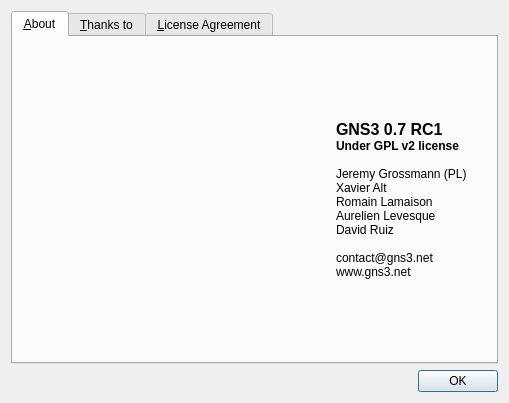
Old version of the form src/GNS3/Ui/Form_About.ui in the repository GNS3/gns3-legacy.
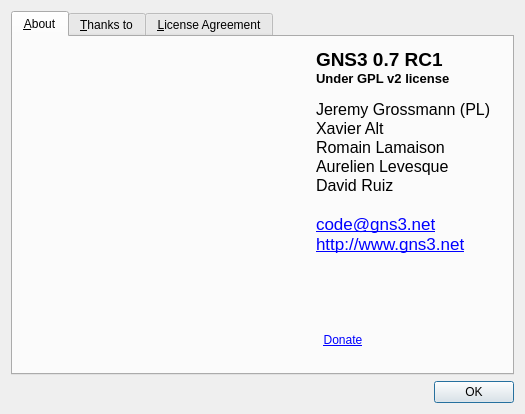
New version of the form. Icons and pictures are not drawn.

```diff
--- a/src/GNS3/Ui/Form_About.ui
+++ b/src/GNS3/Ui/Form_About.ui
@@ -6,8 +6,8 @@
    <rect>
     <x>0</x>
     <y>0</y>
-    <width>509</width>
-    <height>403</height>
+    <width>525</width>
+    <height>414</height>
    </rect>
   </property>
   <property name="windowTitle">
@@ -27,42 +27,47 @@
       <attribute name="title">
        <string>&amp;About</string>
       </attribute>
-      <layout class="QGridLayout">
+      <layout class="QGridLayout" name="gridLayout">
        <item row="0" column="0" colspan="2">
-        <spacer>
+        <spacer name="horizontalSpacer_3">
          <property name="orientation">
-          <enum>Qt::Vertical</enum>
+          <enum>Qt::Horizontal</enum>
          </property>
          <property name="sizeHint" stdset="0">
           <size>
-           <width>261</width>
-           <height>31</height>
+           <width>258</width>
+           <height>20</height>
           </size>
          </property>
         </spacer>
        </item>
-       <item row="0" column="2" rowspan="3">
-        <widget class="QLabel" name="label_2">
-         <property name="text">
-          <string>&lt;!DOCTYPE HTML PUBLIC &quot;-//W3C//DTD HTML 4.0//EN&quot; &quot;http://www.w3.org/TR/REC-html40/strict.dtd&quot;&gt;
-&lt;html&gt;&lt;head&gt;&lt;meta name=&quot;qrichtext&quot; content=&quot;1&quot; /&gt;&lt;style type=&quot;text/css&quot;&gt;
-p, li { white-space: pre-wrap; }
-&lt;/style&gt;&lt;/head&gt;&lt;body style=&quot; font-family:'Lucida Grande'; font-size:13pt; font-weight:400; font-style:normal;&quot;&gt;
-&lt;p style=&quot; margin-top:0px; margin-bottom:0px; margin-left:0px; margin-right:0px; -qt-block-indent:0; text-indent:0px;&quot;&gt;&lt;span style=&quot; font-family:'Sans Serif'; font-size:12pt; font-weight:600;&quot;&gt;GNS3 0.7 RC1&lt;/span&gt;&lt;/p&gt;
-&lt;p style=&quot; margin-top:0px; margin-bottom:0px; margin-left:0px; margin-right:0px; -qt-block-indent:0; text-indent:0px;&quot;&gt;&lt;span style=&quot; font-family:'Sans Serif'; font-size:9pt; font-weight:600;&quot;&gt;Under GPL v2 license&lt;/span&gt;&lt;/p&gt;
-&lt;p style=&quot;-qt-paragraph-type:empty; margin-top:0px; margin-bottom:0px; margin-left:0px; margin-right:0px; -qt-block-indent:0; text-indent:0px; font-family:'Sans Serif'; font-size:9pt; font-weight:600;&quot;&gt;&lt;/p&gt;
-&lt;p style=&quot; margin-top:0px; margin-bottom:0px; margin-left:0px; margin-right:0px; -qt-block-indent:0; text-indent:0px;&quot;&gt;&lt;span style=&quot; font-family:'Sans Serif'; font-size:9pt;&quot;&gt;Jeremy Grossmann (PL)&lt;/span&gt;&lt;/p&gt;
-&lt;p style=&quot; margin-top:0px; margin-bottom:0px; margin-left:0px; margin-right:0px; -qt-block-indent:0; text-indent:0px;&quot;&gt;&lt;span style=&quot; font-family:'Sans Serif'; font-size:9pt;&quot;&gt;Xavier Alt&lt;/span&gt;&lt;/p&gt;
-&lt;p style=&quot; margin-top:0px; margin-bottom:0px; margin-left:0px; margin-right:0px; -qt-block-indent:0; text-indent:0px;&quot;&gt;&lt;span style=&quot; font-family:'Sans Serif'; font-size:9pt;&quot;&gt;Romain Lamaison&lt;/span&gt;&lt;/p&gt;
-&lt;p style=&quot; margin-top:0px; margin-bottom:0px; margin-left:0px; margin-right:0px; -qt-block-indent:0; text-indent:0px;&quot;&gt;&lt;span style=&quot; font-family:'Sans Serif'; font-size:9pt;&quot;&gt;Aurelien Levesque&lt;/span&gt;&lt;/p&gt;
-&lt;p style=&quot; margin-top:0px; margin-bottom:0px; margin-left:0px; margin-right:0px; -qt-block-indent:0; text-indent:0px;&quot;&gt;&lt;span style=&quot; font-family:'Sans Serif'; font-size:9pt;&quot;&gt;David Ruiz&lt;/span&gt;&lt;/p&gt;
-&lt;p style=&quot;-qt-paragraph-type:empty; margin-top:0px; margin-bottom:0px; margin-left:0px; margin-right:0px; -qt-block-indent:0; text-indent:0px; font-family:'Sans Serif'; font-size:9pt;&quot;&gt;&lt;/p&gt;
-&lt;p style=&quot; margin-top:0px; margin-bottom:0px; margin-left:0px; margin-right:0px; -qt-block-indent:0; text-indent:0px;&quot;&gt;&lt;span style=&quot; font-family:'Sans Serif'; font-size:9pt;&quot;&gt;contact@gns3.net&lt;/span&gt;&lt;/p&gt;
-&lt;p style=&quot; margin-top:0px; margin-bottom:0px; margin-left:0px; margin-right:0px; -qt-block-indent:0; text-indent:0px;&quot;&gt;&lt;span style=&quot; font-family:'Sans Serif'; font-size:9pt;&quot;&gt;www.gns3.net&lt;/span&gt;&lt;/p&gt;&lt;/body&gt;&lt;/html&gt;</string>
+       <item row="5" column="0" colspan="3">
+        <spacer name="horizontalSpacer">
+         <property name="orientation">
+          <enum>Qt::Horizontal</enum>
          </property>
-        </widget>
+         <property name="sizeHint" stdset="0">
+          <size>
+           <width>299</width>
+           <height>20</height>
+          </size>
+         </property>
+        </spacer>
        </item>
-       <item row="1" column="0">
+       <item row="5" column="4" colspan="3">
+        <spacer name="horizontalSpacer_2">
+         <property name="orientation">
+          <enum>Qt::Horizontal</enum>
+         </property>
+         <property name="sizeHint" stdset="0">
+          <size>
+           <width>44</width>
+           <height>20</height>
+          </size>
+         </property>
+        </spacer>
+       </item>
+       <item row="2" column="1">
         <widget class="QLabel" name="label">
          <property name="text">
           <string/>
@@ -72,34 +77,59 @@
          </property>
         </widget>
        </item>
-       <item row="1" column="1" rowspan="2">
-        <spacer>
+       <item row="0" column="3" rowspan="4" colspan="3">
+        <widget class="QLabel" name="label_2">
+         <property name="text">
+          <string>&lt;!DOCTYPE HTML PUBLIC &quot;-//W3C//DTD HTML 4.0//EN&quot; &quot;http://www.w3.org/TR/REC-html40/strict.dtd&quot;&gt;
+&lt;html&gt;&lt;head&gt;&lt;meta name=&quot;qrichtext&quot; content=&quot;1&quot; /&gt;&lt;style type=&quot;text/css&quot;&gt;
+p, li { white-space: pre-wrap; }
+&lt;/style&gt;&lt;/head&gt;&lt;body style=&quot; font-family:'Lucida Grande'; font-size:13pt; font-weight:400; font-style:normal;&quot;&gt;
+&lt;p style=&quot; margin-top:0px; margin-bottom:0px; margin-left:0px; margin-right:0px; -qt-block-indent:0; text-indent:0px;&quot;&gt;&lt;span style=&quot; font-family:'Sans Serif'; font-size:14pt; font-weight:600;&quot;&gt;GNS3 0.7 RC1&lt;/span&gt;&lt;/p&gt;
+&lt;p style=&quot; margin-top:0px; margin-bottom:0px; margin-left:0px; margin-right:0px; -qt-block-indent:0; text-indent:0px;&quot;&gt;&lt;span style=&quot; font-family:'Sans Serif'; font-size:10pt; font-weight:600;&quot;&gt;Under GPL v2 license&lt;/span&gt;&lt;/p&gt;
+&lt;p style=&quot;-qt-paragraph-type:empty; margin-top:0px; margin-bottom:0px; margin-left:0px; margin-right:0px; -qt-block-indent:0; text-indent:0px; font-family:'Sans Serif'; font-size:9pt; font-weight:600;&quot;&gt;&lt;/p&gt;
+&lt;p style=&quot; margin-top:0px; margin-bottom:0px; margin-left:0px; margin-right:0px; -qt-block-indent:0; text-indent:0px;&quot;&gt;&lt;span style=&quot; font-family:'Sans Serif'; font-size:12pt;&quot;&gt;Jeremy Grossmann (PL)&lt;/span&gt;&lt;/p&gt;
+&lt;p style=&quot; margin-top:0px; margin-bottom:0px; margin-left:0px; margin-right:0px; -qt-block-indent:0; text-indent:0px;&quot;&gt;&lt;span style=&quot; font-family:'Sans Serif'; font-size:12pt;&quot;&gt;Xavier Alt&lt;/span&gt;&lt;/p&gt;
+&lt;p style=&quot; margin-top:0px; margin-bottom:0px; margin-left:0px; margin-right:0px; -qt-block-indent:0; text-indent:0px;&quot;&gt;&lt;span style=&quot; font-family:'Sans Serif'; font-size:12pt;&quot;&gt;Romain Lamaison&lt;/span&gt;&lt;/p&gt;
+&lt;p style=&quot; margin-top:0px; margin-bottom:0px; margin-left:0px; margin-right:0px; -qt-block-indent:0; text-indent:0px;&quot;&gt;&lt;span style=&quot; font-family:'Sans Serif'; font-size:12pt;&quot;&gt;Aurelien Levesque&lt;/span&gt;&lt;/p&gt;
+&lt;p style=&quot; margin-top:0px; margin-bottom:0px; margin-left:0px; margin-right:0px; -qt-block-indent:0; text-indent:0px;&quot;&gt;&lt;span style=&quot; font-family:'Sans Serif'; font-size:12pt;&quot;&gt;David Ruiz&lt;/span&gt;&lt;/p&gt;
+&lt;p style=&quot;-qt-paragraph-type:empty; margin-top:0px; margin-bottom:0px; margin-left:0px; margin-right:0px; -qt-block-indent:0; text-indent:0px; font-family:'Sans Serif'; font-size:12pt;&quot;&gt;&lt;/p&gt;
+&lt;p style=&quot; margin-top:0px; margin-bottom:0px; margin-left:0px; margin-right:0px; -qt-block-indent:0; text-indent:0px;&quot;&gt;&lt;a href=&quot;mailto:code@gns3.net&quot;&gt;&lt;span style=&quot; text-decoration: underline; color:#0000ff;&quot;&gt;code@gns3.net&lt;/span&gt;&lt;/a&gt;&lt;/p&gt;
+&lt;p style=&quot; margin-top:0px; margin-bottom:0px; margin-left:0px; margin-right:0px; -qt-block-indent:0; text-indent:0px;&quot;&gt;&lt;a href=&quot;http://www.gns3.net&quot;&gt;&lt;span style=&quot; text-decoration: underline; color:#0000ff;&quot;&gt;http://www.gns3.net&lt;/span&gt;&lt;/a&gt;&lt;/p&gt;&lt;/body&gt;&lt;/html&gt;</string>
+         </property>
+        </widget>
+       </item>
+       <item row="0" column="2">
+        <spacer name="horizontalSpacer_4">
          <property name="orientation">
           <enum>Qt::Horizontal</enum>
          </property>
-         <property name="sizeType">
-          <enum>QSizePolicy::Fixed</enum>
-         </property>
          <property name="sizeHint" stdset="0">
           <size>
-           <width>21</width>
-           <height>211</height>
+           <width>40</width>
+           <height>20</height>
           </size>
          </property>
         </spacer>
        </item>
-       <item row="2" column="0">
-        <spacer>
-         <property name="orientation">
-          <enum>Qt::Vertical</enum>
+       <item row="4" column="3">
+        <widget class="QLabel" name="label_3">
+         <property name="pixmap">
+          <pixmap resource="../../../../gns3-artwork/svg_resources.qrc">:/images/project-support.jpg</pixmap>
          </property>
-         <property name="sizeHint" stdset="0">
-          <size>
-           <width>20</width>
-           <height>21</height>
-          </size>
+         <property name="openExternalLinks">
+          <bool>true</bool>
          </property>
-        </spacer>
+        </widget>
+       </item>
+       <item row="5" column="3">
+        <widget class="QLabel" name="label_4">
+         <property name="text">
+          <string>&lt;div align=center&gt;&lt;a href=&quot;http://sourceforge.net/donate/index.php?group_id=198152&quot;&gt;Donate&lt;/a&gt;&lt;/div&gt;</string>
+         </property>
+         <property name="openExternalLinks">
+          <bool>true</bool>
+         </property>
+        </widget>
        </item>
       </layout>
      </widget>
```
Left out of the diff: 4 changed lines with no effect on the pictures.
